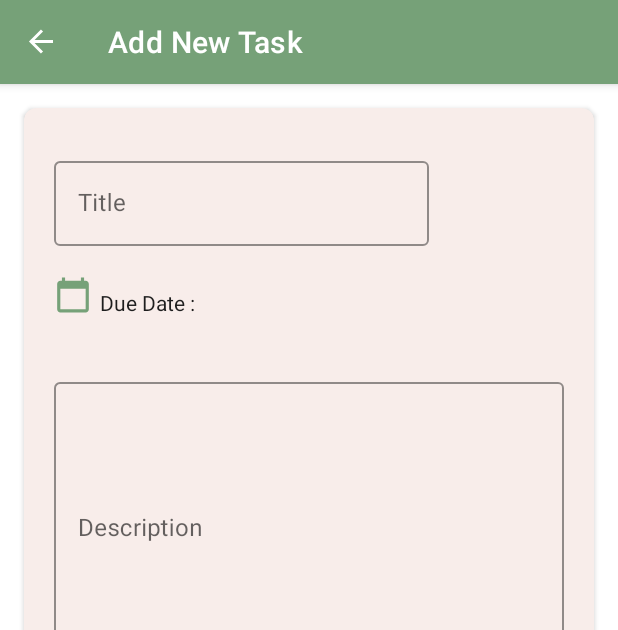
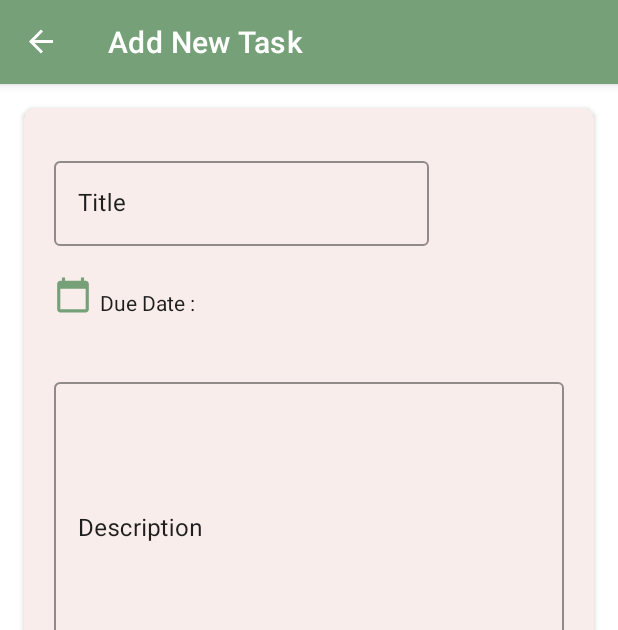
Before and after one commit to reem-altammami/ToDoListApp, an Android app: the screen it shows after launch (MainActivity), after a tap on an icon or button, on a phone screen of 412 x 824 dp. Shown: the top 630 px of the screen. Run offline under Robolectric (Android 15) with nearby library versions, the phone set to English and light mode, and no system bars; our stand-ins replace data binding, navigation-ui.

Commit message:
update style

```diff
--- a/app/src/main/res/layout/fragment_add_task.xml
+++ b/app/src/main/res/layout/fragment_add_task.xml
@@ -27,7 +27,7 @@
                 android:layout_width="match_parent"
                 android:layout_height="wrap_content"
                 android:layout_margin="16dp"
-                android:backgroundTint="#F8EDEA"
+                android:backgroundTint="@color/cardBackground"
                 app:cardCornerRadius="8dp">
 
                 <androidx.constraintlayout.widget.ConstraintLayout
@@ -39,13 +39,11 @@
                         android:id="@+id/fieldTitle"
                         android:layout_width="250dp"
                         android:hint="@string/title"
-                        android:textColor="@color/textBlack"
-                        app:boxStrokeColor="@color/textBlack"
                         android:layout_height="wrap_content"
-                        app:helperTextTextAppearance="@style/TextAppearance.MaterialComponents.Subtitle1"
                         app:layout_constraintTop_toTopOf="parent"
                         app:layout_constraintStart_toStartOf="parent"
-                        android:layout_marginTop="10dp">
+                        android:layout_marginTop="10dp"
+                        style="@style/editBox">
                         <com.google.android.material.textfield.TextInputEditText
                             android:id="@+id/text_input_edit_title"
                             android:layout_width="match_parent"
@@ -83,13 +81,12 @@
                         android:layout_width="0dp"
                         android:layout_height="200dp"
                         android:hint="@string/description"
-                        app:boxStrokeColor="@color/textBlack"
-                        app:helperTextTextAppearance="@style/TextAppearance.MaterialComponents.Subtitle1"
                         app:layout_constraintTop_toBottomOf="@id/calender"
                         app:layout_constraintEnd_toEndOf="parent"
                         app:layout_constraintStart_toStartOf="parent"
                         android:scrollbars="vertical"
-                        android:layout_marginTop="40dp">
+                        android:layout_marginTop="40dp"
+                        style="@style/editBox">
 
                         <com.google.android.material.textfield.TextInputEditText
                             android:id="@+id/text_input_edit_description"
--- a/app/src/main/res/layout/fragment_show_task.xml
+++ b/app/src/main/res/layout/fragment_show_task.xml
@@ -27,7 +27,7 @@
                 android:layout_width="match_parent"
                 android:layout_margin="16dp"
                 android:layout_height="500dp"
-                android:backgroundTint="#F8EDEA"
+                android:backgroundTint="@color/cardBackground"
                 app:cardCornerRadius="8dp">
 
                 <androidx.constraintlayout.widget.ConstraintLayout
--- a/app/src/main/res/layout/item_todo_list.xml
+++ b/app/src/main/res/layout/item_todo_list.xml
@@ -7,10 +7,11 @@
     android:layout_width="match_parent"
     android:layout_margin="8dp"
     android:padding="10dp"
+    app:cardCornerRadius="4dp"
     xmlns:app="http://schemas.android.com/apk/res-auto">
     <androidx.constraintlayout.widget.ConstraintLayout
         android:padding="10dp"
-        android:background="#F8EDEA"
+        android:background="@color/cardBackground"
         android:layout_width="match_parent"
         android:layout_height="match_parent">
 
--- a/app/src/main/res/values/colors.xml
+++ b/app/src/main/res/values/colors.xml
@@ -13,6 +13,7 @@
     <color name="textBlack">#1E1E1E</color>
     <color name="blue">#0C75A5</color>
     <color name="red">#C6342A</color>
+    <color name="cardBackground">#F8EDEA</color>
 
 
 
--- a/app/src/main/res/values/styles.xml
+++ b/app/src/main/res/values/styles.xml
@@ -1,4 +1,9 @@
 <?xml version="1.0" encoding="utf-8"?>
 <resources>
-
+<style name="editBox">
+<item name="boxStrokeColor">@color/textBlack</item>
+    <item name="android:textColorHint">@color/textBlack</item>
+    <item name="android:textColor">@color/textBlack</item>
+    <item name="helperTextTextAppearance">@style/TextAppearance.MaterialComponents.Subtitle1</item>
+</style>
 </resources>
```
Also changed, not shown: app/src/main/res/layout/fragment_edit.xml (+5 -9 lines).
